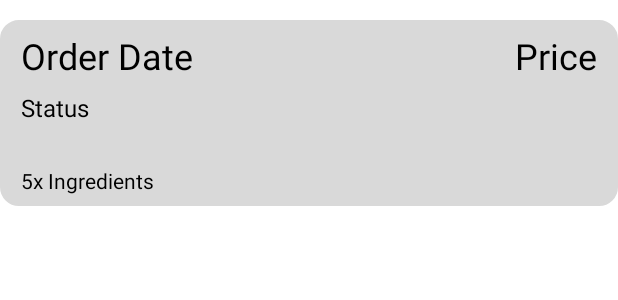
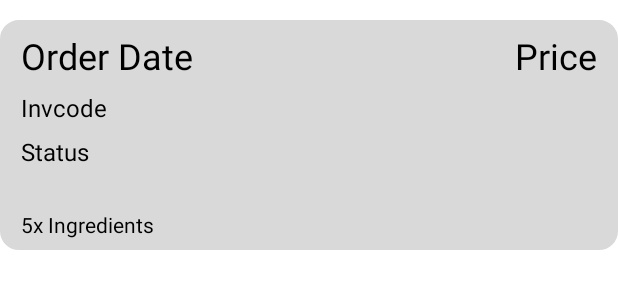
Before and after one commit to michaelwijaya2810/recipe-app-thesis, an Android app: the layout item_row_history.xml on its own in the app's theme, with its tools: preview values and no code run, on a phone screen of 412 x 824 dp. Shown: the top 300 px of the screen. Run offline under Robolectric (Android 15) with nearby library versions, the phone set to English and light mode, and no system bars.

Commit message:
Payment Method name from order history

```diff
--- a/app/src/main/java/com/irmwrs/recipeapp/order/adapters/HistoryAdapter.java
+++ b/app/src/main/java/com/irmwrs/recipeapp/order/adapters/HistoryAdapter.java
@@ -43,6 +43,7 @@ public class HistoryAdapter extends RecyclerView.Adapter<HistoryAdapter.ViewHold
         holder.tvOrderDate.setText(history.order.requestedDate);
         holder.tvPrice.setText(functions.toRupiah((double) (history.order.totalPrice + deliveryFee)));
         holder.tvStatus.setText(history.status);
+        holder.TvINVCODE.setText(history.invoiceNumber);
         if(history.status.equals("Payment Expired")){
             holder.tvStatus.setTextColor(ContextCompat.getColor(holder.itemView.getContext(), R.color.red));
         }
@@ -62,6 +63,7 @@ public class HistoryAdapter extends RecyclerView.Adapter<HistoryAdapter.ViewHold
         TextView tvPrice;
         TextView tvStatus;
         TextView tvSummary;
+        TextView TvINVCODE;
         public ViewHolder(@NonNull View itemView) {
             super(itemView);
 
@@ -70,6 +72,7 @@ public class HistoryAdapter extends RecyclerView.Adapter<HistoryAdapter.ViewHold
             tvPrice = itemView.findViewById(R.id.tvPriceOrderTracker);
             tvStatus = itemView.findViewById(R.id.tvStatus);
             tvSummary = itemView.findViewById(R.id.tvSummary);
+            TvINVCODE = itemView.findViewById(R.id.TvINVCode);
         }
     }
 
--- a/app/src/main/java/com/irmwrs/recipeapp/order/models/OrderHistoryResponse.java
+++ b/app/src/main/java/com/irmwrs/recipeapp/order/models/OrderHistoryResponse.java
@@ -30,6 +30,10 @@ public class OrderHistoryResponse {
     @Expose
     public List<OrderDetail> orderDetail = null;
 
+    @SerializedName("BankName")
+    @Expose
+    public String paymentMehod;
+
     public String getQtyAndNameSummary(){
         String qty_name = "";
         for (int i = 0; i < orderDetail.size(); i++){
--- a/app/src/main/java/com/irmwrs/recipeapp/order/views/OrderTrackerFragment.java
+++ b/app/src/main/java/com/irmwrs/recipeapp/order/views/OrderTrackerFragment.java
@@ -66,7 +66,7 @@ public class OrderTrackerFragment extends Fragment implements OrderTrackerAdapte
         if(orderTracker.status.equals("Checkout") && !isDelivered){
             Intent intent = new Intent(getActivity(), WaitingForPaymentActivity.class);
             intent.putExtra("amount", orderTracker.order.totalPrice + deliveryFee);
-            intent.putExtra("bankName", "BCA Virtual Account");
+            intent.putExtra("bankName", orderTracker.paymentMehod);
             intent.putExtra("accNumber", orderTracker.virtualNumber);
             startActivity(intent);
         }
--- a/app/src/main/res/layout/item_row_history.xml
+++ b/app/src/main/res/layout/item_row_history.xml
@@ -32,6 +32,17 @@
         app:layout_constraintTop_toTopOf="parent" />
 
     <TextView
+        android:id="@+id/TvINVCode"
+        android:layout_width="wrap_content"
+        android:layout_height="wrap_content"
+        android:layout_marginStart="14dp"
+        android:layout_marginTop="7dp"
+        android:text="Invcode"
+        android:textColor="@color/black"
+        android:textSize="16sp"
+        app:layout_constraintStart_toStartOf="parent"
+        app:layout_constraintTop_toBottomOf="@+id/tvOrderDate" />
+    <TextView
         android:id="@+id/tvStatus"
         android:layout_width="wrap_content"
         android:layout_height="wrap_content"
@@ -41,7 +52,7 @@
         android:textColor="@color/black"
         android:textSize="16sp"
         app:layout_constraintStart_toStartOf="parent"
-        app:layout_constraintTop_toBottomOf="@+id/tvOrderDate" />
+        app:layout_constraintTop_toBottomOf="@+id/TvINVCode" />
 
     <TextView
         android:id="@+id/tvSummary"
```
Also changed, not shown: app/src/main/java/com/irmwrs/recipeapp/Register.java (+11 -15 lines).
